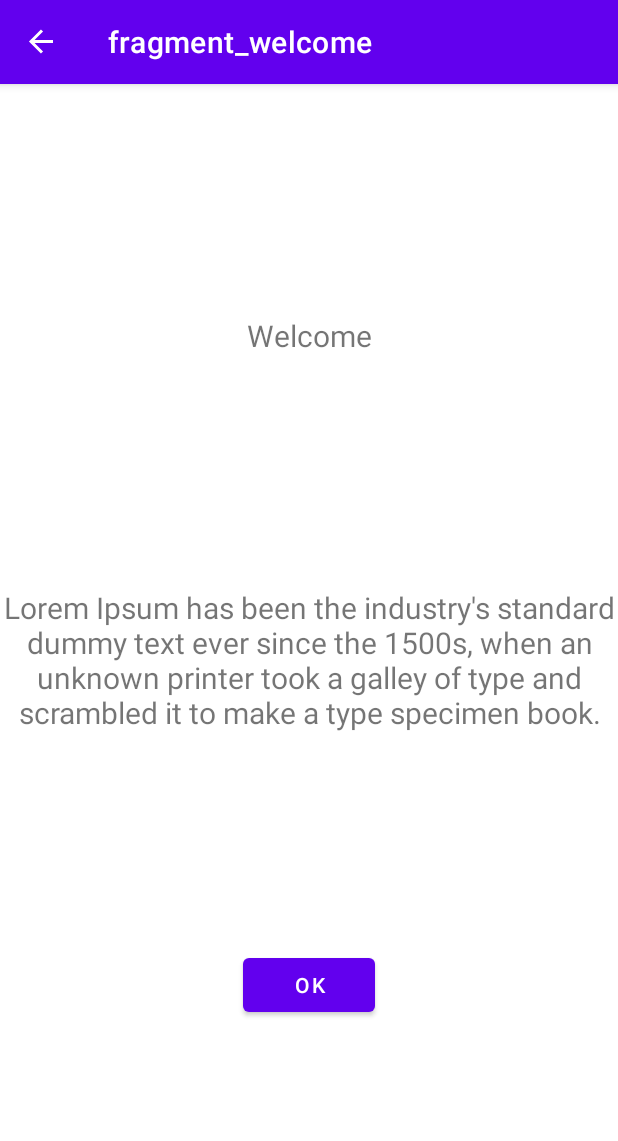
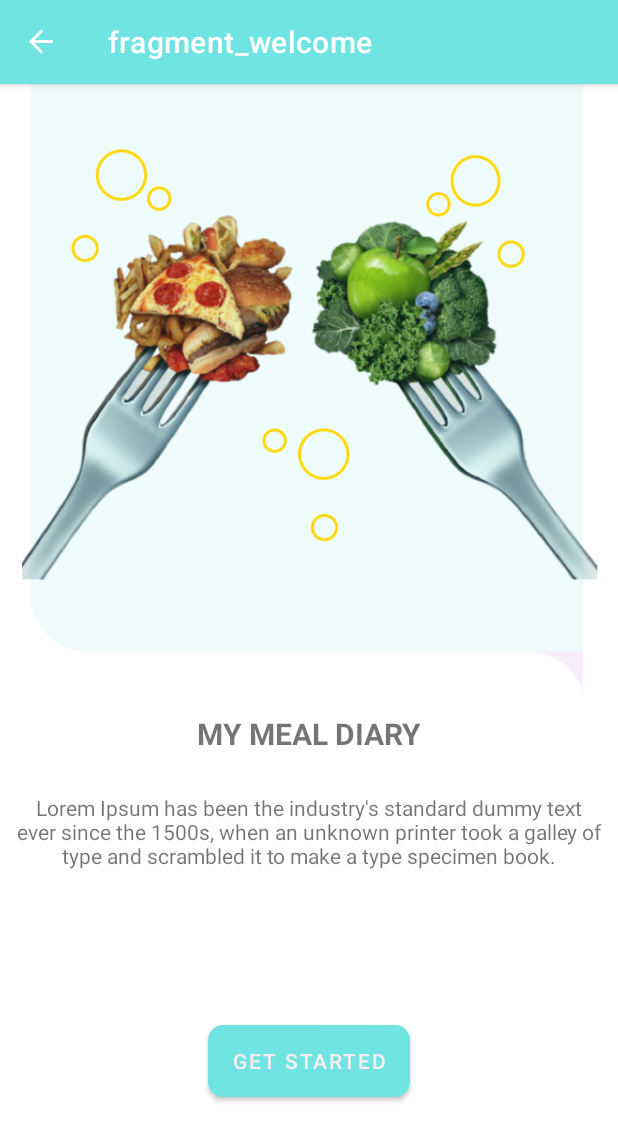
Before and after one commit to muhammadsyukron123/sib-dicoding-capstone, an Android app: the screen it shows after launch (MainActivity), on a phone screen of 412 x 824 dp. Shown: the top 1141 px of the screen. Run offline under Robolectric (Android 15) with nearby library versions, the phone set to English and light mode, and no system bars; our stand-ins replace Room's generated code, navigation-ui.

Commit message:
tidy Up UI

```diff
--- /dev/null
+++ b/app/src/main/res/drawable/gradient.xml
@@ -0,0 +1,8 @@
+<?xml version="1.0" encoding="utf-8"?>
+<shape xmlns:android="http://schemas.android.com/apk/res/android" android:shape="rectangle">
+
+    <gradient android:startColor="#3DDCD4" android:endColor="#19B1AE" android:type="linear"/>
+
+    <corners android:radius="10dp"/>
+
+</shape>
--- a/app/src/main/res/drawable/ic_add.xml
+++ b/app/src/main/res/drawable/ic_add.xml
@@ -2,9 +2,8 @@
     android:width="24dp"
     android:height="24dp"
     android:viewportWidth="24"
-    android:viewportHeight="24"
-    android:tint="?attr/colorControlNormal">
+    android:viewportHeight="24">
   <path
-      android:fillColor="@android:color/white"
+      android:fillColor="@color/teal_100"
       android:pathData="M19,13h-6v6h-2v-6H5v-2h6V5h2v6h6v2z"/>
 </vector>
--- a/app/src/main/res/layout/fragment_welcome.xml
+++ b/app/src/main/res/layout/fragment_welcome.xml
@@ -10,36 +10,50 @@
         android:id="@+id/textView2"
         android:layout_width="wrap_content"
         android:layout_height="wrap_content"
+        android:layout_marginTop="8dp"
         android:text="@string/welcome"
+        android:textAlignment="center"
         android:textSize="20sp"
-        app:layout_constraintBottom_toTopOf="@+id/textView3"
+        android:textStyle="bold"
         app:layout_constraintEnd_toEndOf="parent"
         app:layout_constraintStart_toStartOf="parent"
-        app:layout_constraintTop_toTopOf="parent" />
+        app:layout_constraintTop_toBottomOf="@+id/imageView3" />
 
     <TextView
         android:id="@+id/textView3"
         android:layout_width="wrap_content"
         android:layout_height="wrap_content"
         android:layout_marginStart="16dp"
+        android:layout_marginTop="16dp"
         android:layout_marginEnd="16dp"
+        android:padding="10dp"
         android:text="@string/welcome_message"
         android:textAlignment="center"
-        android:textSize="20sp"
-        app:layout_constraintBottom_toBottomOf="parent"
+        android:textSize="14sp"
         app:layout_constraintEnd_toEndOf="parent"
         app:layout_constraintHorizontal_bias="0.5"
         app:layout_constraintStart_toStartOf="parent"
-        app:layout_constraintTop_toTopOf="parent" />
+        app:layout_constraintTop_toBottomOf="@+id/textView2" />
 
     <Button
         android:id="@+id/welcome_next_btn"
         android:layout_width="wrap_content"
         android:layout_height="wrap_content"
-        android:text="OK"
+        android:text="@string/get_started"
         app:layout_constraintBottom_toBottomOf="parent"
         app:layout_constraintEnd_toEndOf="parent"
         app:layout_constraintStart_toStartOf="parent"
-        app:layout_constraintTop_toBottomOf="@+id/textView3" />
+        app:layout_constraintTop_toBottomOf="@+id/textView3"
+        android:background="@drawable/gradient"/>
+
+    <ImageView
+        android:id="@+id/imageView3"
+        android:layout_width="428dp"
+        android:layout_height="411dp"
+        android:src="@drawable/welcome"
+        app:layout_constraintEnd_toEndOf="parent"
+        app:layout_constraintHorizontal_bias="0.514"
+        app:layout_constraintStart_toStartOf="parent"
+        app:layout_constraintTop_toTopOf="parent" />
 
 </androidx.constraintlayout.widget.ConstraintLayout>
--- a/app/src/main/res/layout/item_food.xml
+++ b/app/src/main/res/layout/item_food.xml
@@ -23,6 +23,7 @@
         android:layout_height="wrap_content"
         android:layout_marginTop="@dimen/default_small_padding"
         android:paddingLeft="@dimen/default_padding"
+        android:textColor="@color/black"
         app:layout_constraintBottom_toTopOf="@id/serving_size"
         app:layout_constraintStart_toStartOf="parent"
         app:layout_constraintTop_toBottomOf="@id/divider"
@@ -34,6 +35,7 @@
         android:layout_height="wrap_content"
         android:paddingRight="@dimen/default_padding"
         android:textStyle="bold"
+        android:textColor="@color/black"
         app:layout_constraintBottom_toBottomOf="@id/serving_size"
         app:layout_constraintEnd_toEndOf="parent"
         app:layout_constraintTop_toTopOf="@id/food_name"
@@ -44,6 +46,7 @@
         android:layout_width="wrap_content"
         android:layout_height="wrap_content"
         android:paddingLeft="@dimen/default_padding"
+        android:textColor="@color/black"
         app:layout_constraintBottom_toBottomOf="parent"
         app:layout_constraintStart_toStartOf="parent"
         app:layout_constraintTop_toBottomOf="@id/food_name"
--- a/app/src/main/res/layout/rv_food_list.xml
+++ b/app/src/main/res/layout/rv_food_list.xml
@@ -12,7 +12,8 @@
     <androidx.constraintlayout.widget.ConstraintLayout
         android:layout_width="match_parent"
         android:layout_height="wrap_content"
-        android:orientation="vertical">
+        android:orientation="vertical"
+        android:background="@color/background">
 
         <TextView
             android:id="@+id/list_text"
@@ -20,6 +21,7 @@
             android:layout_width="wrap_content"
             android:layout_height="wrap_content"
             android:padding="@dimen/default_padding"
+            android:textColor="@color/black"
             app:layout_constraintStart_toStartOf="parent"
             app:layout_constraintTop_toTopOf="parent"
             tools:text="BREAKFAST" />
--- a/app/src/main/res/values-night/themes.xml
+++ b/app/src/main/res/values-night/themes.xml
@@ -2,8 +2,8 @@
     <!-- Base application theme. -->
     <style name="Theme.MyMealDiary" parent="Theme.MaterialComponents.DayNight.DarkActionBar">
         <!-- Primary brand color. -->
-        <item name="colorPrimary">@color/purple_200</item>
-        <item name="colorPrimaryVariant">@color/purple_700</item>
+        <item name="colorPrimary">@color/teal_100</item>
+        <item name="colorPrimaryVariant">@color/teal_100</item>
         <item name="colorOnPrimary">@color/black</item>
         <!-- Secondary brand color. -->
         <item name="colorSecondary">@color/teal_200</item>
--- a/app/src/main/res/values/colors.xml
+++ b/app/src/main/res/values/colors.xml
@@ -1,12 +1,13 @@
 <?xml version="1.0" encoding="utf-8"?>
 <resources>
-    <color name="purple_200">#FFBB86FC</color>
-    <color name="purple_500">#FF6200EE</color>
-    <color name="purple_700">#FF3700B3</color>
+    <color name="red">#EC255A</color>
+    <color name="teal_50">#6FE4E2</color>
+    <color name="teal_100">#3CC1BA</color>
     <color name="teal_200">#FF03DAC5</color>
     <color name="teal_700">#FF018786</color>
-    <color name="black">#FF000000</color>
-    <color name="white">#FFFFFFFF</color>
-    <color name="safe_color">#99cc01</color>
-    <color name="danger_color">#fe4445</color>
+    <color name="black">#000000</color>
+    <color name="white">#FAEDF0</color>
+    <color name="safe_color">#BDEF29</color>
+    <color name="danger_color">#FF8C00</color>
+    <color name="background">#EBFBFC</color>
 </resources>
--- a/app/src/main/res/values/strings.xml
+++ b/app/src/main/res/values/strings.xml
@@ -5,6 +5,7 @@
     <string name="api_preferences_key">API_KEY</string>
     <string name="date_preferences_key">SAVED_DATE</string>
     <string name="goal_preferences_key">SAVED_GOAL</string>
+    <string name="name_preferences_key">SAVED_NAME</string>
     <string name="theme_preferences_key">THEME_SETTINGS</string>
     <string name="dark_theme_preference_value">DARK_THEME</string>
     <string name="light_theme_preference_value">LIGHT_THEME</string>
@@ -48,7 +49,7 @@
     <!-- TODO: Remove or change this placeholder text -->
     <string name="hello_blank_fragment">Hello blank fragment</string>
 
-    <string name="welcome">Welcome</string>
+    <string name="welcome">MY MEAL DIARY</string>
     <string name="welcome_message">Lorem Ipsum has been the industry\'s standard dummy text ever since the 1500s, when an unknown printer took a galley of type and scrambled it to make a type specimen book.</string>
 
     <!--    Fragment Calculator-->
@@ -65,4 +66,5 @@
     <string name="weight">Weight</string>
     <string name="item_required">Required</string>
     <string name="calculate_bmr">Calculate BMR</string>
+    <string name="get_started">Get Started</string>
 </resources>
--- a/app/src/main/res/values/themes.xml
+++ b/app/src/main/res/values/themes.xml
@@ -2,8 +2,8 @@
     <!-- Base application theme. -->
     <style name="Theme.MyMealDiary" parent="Theme.MaterialComponents.DayNight.DarkActionBar">
         <!-- Primary brand color. -->
-        <item name="colorPrimary">@color/purple_500</item>
-        <item name="colorPrimaryVariant">@color/purple_700</item>
+        <item name="colorPrimary">@color/teal_50</item>
+        <item name="colorPrimaryVariant">@color/teal_100</item>
         <item name="colorOnPrimary">@color/white</item>
         <!-- Secondary brand color. -->
         <item name="colorSecondary">@color/teal_200</item>
```
Also changed, not shown: app/src/main/java/com/syukron/mymealdiary/ui/CalculatorViewModel.kt (deleted, +0 -24 lines), app/src/main/res/layout/card_calorie_counter.xml (+12 -1 lines), app/src/main/res/layout/fragment_calculator.xml (+8 -6 lines), app/src/main/res/drawable/welcome.png (added).
